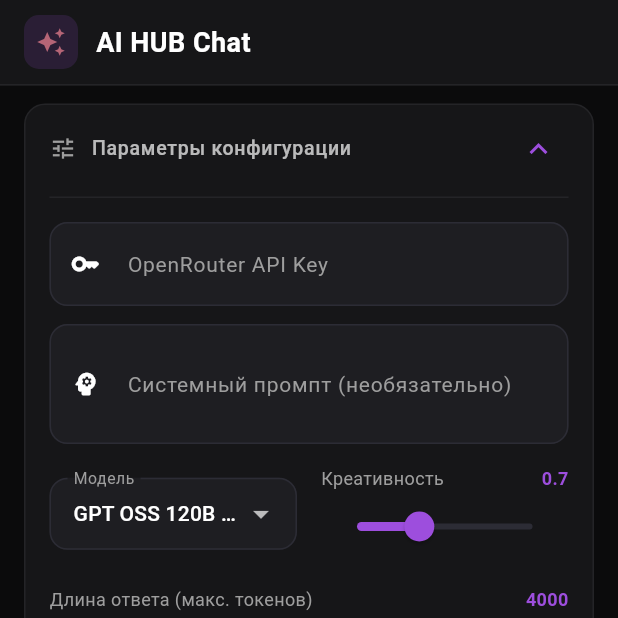
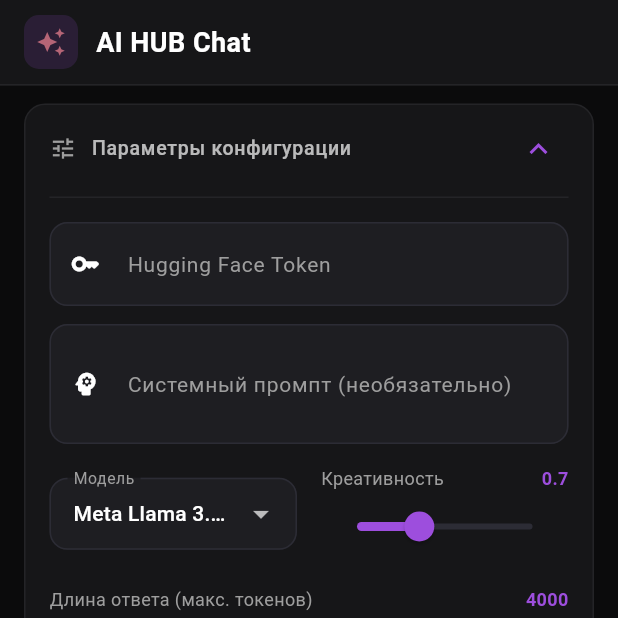
Before and after one commit to pillow20/ai_chat_hugging, a Flutter app: the screen it shows after launch, after a tap on "Параметры конфигурации", on a phone screen of 412 x 824 dp, the top half of it. Run offline on Flutter 3.47's test engine with Material 3 defaults, Android fonts, the phone set to English and light mode, and no system bars; our stand-ins replace flutter_markdown; missing offline and left inert: dart:html, markdown.

Commit message:
Refactor chat screen for Hugging Face API support
Updated model list and API references for Hugging Face integration. Changed labels and adjusted max tokens limit.

```diff
--- a/lib/chat_screen.dart
+++ b/lib/chat_screen.dart
@@ -33,18 +33,18 @@
   );
 
   double _temperature = 0.7;
-  int _maxTokens = 4000; // По умолчанию 4000, максимум теперь 8000
+  int _maxTokens = 4000;
   bool _isLoading = false;
   bool _autoFocus = true;
 
+  // FIX: Список моделей Hugging Face (OpenAI-совместимый формат)
   final List<Map<String, String>> _models = [
-    {'name': 'GPT OSS 120B (Free)', 'id': 'openai/gpt-oss-120b:free'},
-    {'name': 'Gemma 4 31B (Free)', 'id': 'google/gemma-4-31b-it:free'},
-    {'name': 'Free Models (Free)', 'id': 'openrouter/free'},
-    {'name': 'Nvidia Nemotron 3 (Free)', 'id': 'nvidia/nemotron-3-nano-30b-a3b:free'},
-    {'name': 'Meta Llama 3.3 70B', 'id': 'meta-llama/llama-3.3-70b-instruct:free'},
-    {'name': 'Qwen3 Next 80B', 'id': 'qwen/qwen3-next-80b-a3b-instruct:free'},
-    {'name': 'Poolside Laguna M1', 'id': 'poolside/laguna-m.1:free'},
+    {'name': 'Meta Llama 3.3 70B', 'id': 'meta-llama/Llama-3.3-70B-Instruct'},
+    {'name': 'Qwen 2.5 72B', 'id': 'Qwen/Qwen2.5-72B-Instruct'},
+    {'name': 'Mistral Large 2', 'id': 'mistralai/Mistral-Large-Instruct-2411'},
+    {'name': 'DeepSeek R1 Distill 70B', 'id': 'deepseek-ai/DeepSeek-R1-Distill-Llama-70B'},
+    {'name': 'Gemma 2 27B', 'id': 'google/gemma-2-27b-it'},
+    {'name': 'Phi-4', 'id': 'microsoft/Phi-4'},
   ];
 
   late String _selectedModel;
@@ -68,7 +68,8 @@
           backgroundColor: const Color(0xFFCF6679),
           behavior: SnackBarBehavior.floating,
           shape: RoundedRectangleBorder(borderRadius: BorderRadius.circular(8)),
-          content: const Text('Введите OpenRouter API ключ', style: TextStyle(color: Colors.white)),
+          // FIX: Текст подсказки под Hugging Face
+          content: const Text('Введите Hugging Face Token', style: TextStyle(color: Colors.white)),
         ),
       );
       return;
@@ -88,18 +89,17 @@
       }
       apiMessages.addAll(_messages.map((m) => {'role': m['role'], 'content': m['content']}).toList());
 
+      // FIX: URL и заголовки для Hugging Face Inference API
       final response = await http.post(
-        Uri.parse('https://openrouter.ai/api/v1/chat/completions'),
+        Uri.parse('https://router.huggingface.co/v1/chat/completions'),
         headers: {
           'Authorization': 'Bearer $apiKey',
           'Content-Type': 'application/json',
-          'HTTP-Referer': 'https://localhost',
-          'X-Title': 'Flutter Chat Bot',
         },
         body: jsonEncode({
           'model': _selectedModel,
           'temperature': _temperature,
-          'max_tokens': _maxTokens, // Передаем лимит токенов в API
+          'max_tokens': _maxTokens,
           'messages': apiMessages,
         }),
       );
@@ -241,8 +241,9 @@
                   TextField(
                     controller: _apiKeyController,
                     obscureText: true,
+                    // FIX: Label под Hugging Face
                     decoration: const InputDecoration(
-                      labelText: 'OpenRouter API Key',
+                      labelText: 'Hugging Face Token',
                       prefixIcon: Icon(Icons.key_rounded, size: 20),
                     ),
                   ),
@@ -258,7 +259,6 @@
                   ),
                   const SizedBox(height: 14),
 
-                  // 1. Модель и Креативность в одну строку
                   Row(
                     crossAxisAlignment: CrossAxisAlignment.center,
                     children: [
@@ -313,7 +313,6 @@
 
                   const SizedBox(height: 16),
 
-                  // 2. Ползунок длины ответа СТРОГО ПОД креативностью (на всю ширину)
                   Column(
                     crossAxisAlignment: CrossAxisAlignment.start,
                     children: [
@@ -327,8 +326,8 @@
                       Slider(
                         value: _maxTokens.toDouble(),
                         min: 500.0,
-                        max: 8000.0, // <-- ИЗМЕНЕНО НА 8000
-                        divisions: 75, // Шаги по 100 токенов
+                        max: 8000.0,
+                        divisions: 75,
                         activeColor: const Color(0xFF9D4EDD),
                         inactiveColor: const Color(0xFF2C2C35),
                         onChanged: (v) => setState(() => _maxTokens = v.toInt()),
@@ -338,7 +337,6 @@
 
                   const SizedBox(height: 16),
 
-                  // 3. Переключатель автофокуса
                   Row(
                     mainAxisAlignment: MainAxisAlignment.spaceBetween,
                     children: [
```
